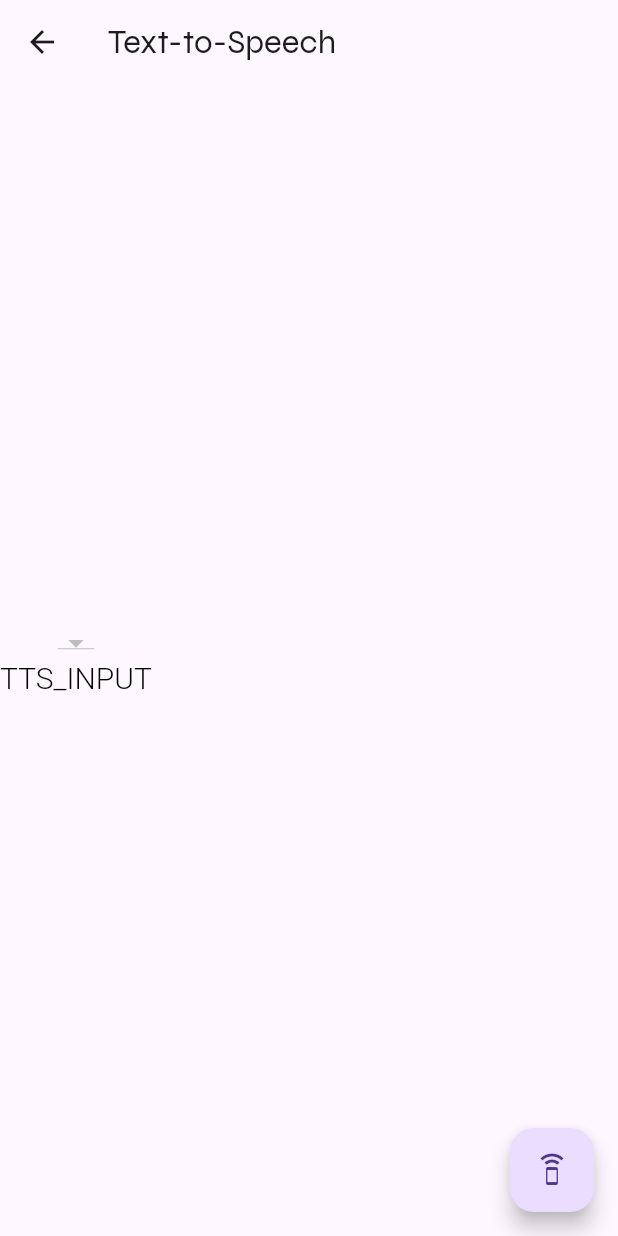
After one commit to daniel-vezos/Ser-familia, a Flutter app: the HomePage screen opened directly, after a tap on the "speaker phone" icon, on a phone screen of 412 x 824 dp. The commit adds this screen. Run offline on Flutter 3.47's test engine with Material 3 defaults, Android fonts, the phone set to English and light mode, and no system bars; our stand-ins replace cloud_firestore, confetti, firebase_auth, firebase_core, flutter_tts, font_awesome_flutter and 3 more; accounts and stored records are empty.

Commit message:
Fixed erros

```diff
--- /dev/null
+++ b/lib/pages/home_page.dart
@@ -0,0 +1,113 @@
+import 'package:flutter/material.dart';
+import 'package:flutter/widgets.dart';
+import 'package:flutter_tts/flutter_tts.dart';
+
+class HomePage extends StatefulWidget {
+  const HomePage({super.key});
+
+  @override
+  State<HomePage> createState() => _HomePageState();
+}
+
+class _HomePageState extends State<HomePage> {
+  final FlutterTts _flutterTts = FlutterTts();
+  List<dynamic> _voices = [];
+  dynamic _currentVoice;
+
+  @override
+  void initState() {
+    super.initState();
+    print("Initializing TTS...");
+    initTTS();
+  }
+
+  Future<void> initTTS() async {
+    try {
+      _voices = await _flutterTts.getVoices;
+      _voices = _voices
+          .where((voice) => voice["locale"].toString().contains("pt-BR"))
+          .toList();
+      if (_voices.isNotEmpty) {
+        setState(() {
+          _currentVoice = _voices.first;
+          setVoice(_currentVoice);
+        });
+      } else {
+        print("Nenhuma voz em português brasileiro encontrada.");
+      }
+    } catch (e) {
+      print("Erro ao inicializar TTS: $e");
+    }
+  }
+
+  void setVoice(dynamic voice) {
+    _flutterTts.setVoice({
+      "name": voice["name"].toString(),
+      "locale": voice["locale"].toString(),
+    });
+  }
+
+  @override
+  Widget build(BuildContext context) {
+    return Scaffold(
+      appBar: AppBar(
+        title: const Text('Text-to-Speech'),
+      ),
+      body: _buildUI(),
+      floatingActionButton: FloatingActionButton(
+        onPressed: () {
+          _flutterTts.speak(
+              "Descubra uma nova maneira de acompanhar o progresso educacional dos seus filhos com o Ser Familia.");
+        },
+        child: const Icon(Icons.speaker_phone),
+      ),
+    );
+  }
+
+  Widget _buildUI() {
+    return SafeArea(
+      child: Column(
+        mainAxisAlignment: MainAxisAlignment.center,
+        children: [
+          _speakerSelector(),
+          RichText(
+            textAlign: TextAlign.center,
+            text: const TextSpan(
+              style: TextStyle(
+                  fontWeight: FontWeight.w300,
+                  fontSize: 20,
+                  color: Colors.black),
+              children: <TextSpan>[
+                TextSpan(
+                  text: "TTS_INPUT",
+                ),
+              ],
+            ),
+          )
+        ],
+      ),
+    );
+  }
+
+  Widget _speakerSelector() {
+    return DropdownButton<dynamic>(
+      value: _currentVoice,
+      items: _voices
+          .map<DropdownMenuItem<dynamic>>(
+            (voice) => DropdownMenuItem<dynamic>(
+              value: voice,
+              child: Text(
+                voice["name"].toString(),
+              ),
+            ),
+          )
+          .toList(),
+      onChanged: (value) {
+        setState(() {
+          _currentVoice = value;
+          setVoice(_currentVoice);
+        });
+      },
+    );
+  }
+}
--- a/lib/pages/level_completed.dart
+++ b/lib/pages/level_completed.dart
@@ -1,4 +1,3 @@
-import 'package:app_leitura/widgets/sub_menu_widget.dart';
 import 'package:app_leitura/widgets/sub_menu_widget.dart';
 import 'package:flutter/material.dart';
 
--- a/lib/pages/page_congrats.dart
+++ b/lib/pages/page_congrats.dart
@@ -1,5 +1,4 @@
 import 'package:app_leitura/pages/level_completed.dart';
-import 'package:app_leitura/pages/page_trophy.dart';
 import 'package:flutter/material.dart';
 import 'package:confetti/confetti.dart';
 import 'package:lottie/lottie.dart'; // Certifique-se de ter esta dependência no pubspec.yaml
--- a/lib/pages/page_tasks.dart
+++ b/lib/pages/page_tasks.dart
@@ -23,6 +23,7 @@ class _PageTasksState extends State<PageTasks> {
   final double _maxSliderValue = 1.0; // Slider vai de 0.0 a 1.0
   late FlutterTts _flutterTts;
   Timer? _timer;
+  // ignore: unused_field
   double _lastPausedPosition = 0.0;
   final double _speechRate = 0.5; // Defina a taxa de fala desejada
   int _textLength = 0;
--- a/lib/pages/page_trophy.dart
+++ b/lib/pages/page_trophy.dart
@@ -18,6 +18,7 @@ class _PageTasksState extends State<PageTasks> {
   final double _maxSliderValue = 1.0; // Slider vai de 0.0 a 1.0
   late FlutterTts _flutterTts;
   Timer? _timer;
+  // ignore: unused_field
   double _lastPausedPosition = 0.0;
   final double _speechRate = 0.5; // Defina a taxa de fala desejada
   Duration _totalDuration = Duration.zero;
--- a/lib/pages/weeks_page.dart
+++ b/lib/pages/weeks_page.dart
@@ -1,4 +1,3 @@
-import 'package:app_leitura/pages/initial_home.dart';
 import 'package:app_leitura/widgets/points_card.dart';
 import 'package:flutter/material.dart';
 import 'package:google_fonts/google_fonts.dart';
```
